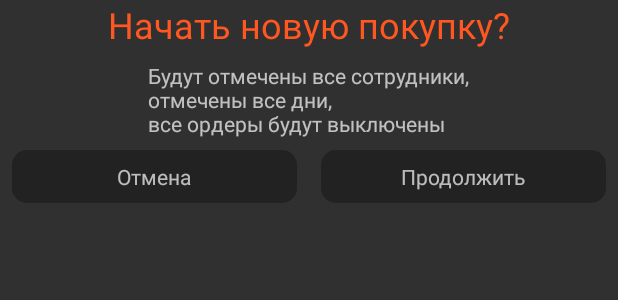
After one commit to VadimSquorpikkor/MagazAssistant5, an Android app: the layout dialog_ask_reset.xml on its own in the app's theme, with its tools: preview values and no code run, on a phone screen of 412 x 824 dp. The commit adds this screen. Shown: the top 300 px of the screen. Run offline under Robolectric (Android 15) with nearby library versions, the phone set to English and light mode, and no system bars.

Commit message:
1.32 - 21/08/21 1. Добавлен сброс покупок: все ордеры выключаются (но не удаляются), все сотрудники включаются, все дни у сотрудников включаются

```diff
--- a/app/build.gradle
+++ b/app/build.gradle
@@ -10,7 +10,7 @@ android {
         minSdk 21
         targetSdk 31
         versionCode 1
-        versionName "1.31"
+        versionName "1.32"
         setProperty("archivesBaseName", "MagazAssistant5-v" + versionName)
         testInstrumentationRunner "androidx.test.runner.AndroidJUnitRunner"
     }
--- a/app/src/main/java/com/squorpikkor/magazassistant5/ui/main/fragment/EmployeesFragment.java
+++ b/app/src/main/java/com/squorpikkor/magazassistant5/ui/main/fragment/EmployeesFragment.java
@@ -15,6 +15,7 @@ import androidx.recyclerview.widget.RecyclerView;
 import com.squorpikkor.magazassistant5.R;
 import com.squorpikkor.magazassistant5.ui.main.MainViewModel;
 import com.squorpikkor.magazassistant5.ui.main.adapter.InvoiceEmployeeAdapter;
+import com.squorpikkor.magazassistant5.ui.main.dialog.AskResetShopping;
 import com.squorpikkor.magazassistant5.ui.main.dialog.EmployeeDialog;
 import com.squorpikkor.magazassistant5.ui.main.pager.InfoActivity;
 
@@ -43,6 +44,9 @@ public class EmployeesFragment extends Fragment{
       view.findViewById(R.id.add_employee).setOnClickListener(v->
               new EmployeeDialog().show(getActivity().getSupportFragmentManager(), null));
 
+      view.findViewById(R.id.reset_shopping).setOnClickListener(v->
+              new AskResetShopping().show(getParentFragmentManager(), null));
+
       return view;
    }
 
--- /dev/null
+++ b/app/src/main/res/drawable/ic_reset_shopping.xml
@@ -0,0 +1,5 @@
+<vector android:height="24dp"
+    android:viewportHeight="24" android:viewportWidth="24"
+    android:width="24dp" xmlns:android="http://schemas.android.com/apk/res/android">
+    <path android:fillColor="@drawable/sliding_tab_color" android:pathData="M11,9h2L13,6h3L16,4h-3L13,1h-2v3L8,4v2h3v3zM7,18c-1.1,0 -1.99,0.9 -1.99,2S5.9,22 7,22s2,-0.9 2,-2 -0.9,-2 -2,-2zM17,18c-1.1,0 -1.99,0.9 -1.99,2s0.89,2 1.99,2 2,-0.9 2,-2 -0.9,-2 -2,-2zM7.17,14.75l0.03,-0.12 0.9,-1.63h7.45c0.75,0 1.41,-0.41 1.75,-1.03l3.86,-7.01L19.42,4h-0.01l-1.1,2 -2.76,5L8.53,11l-0.13,-0.27L6.16,6l-0.95,-2 -0.94,-2L1,2v2h2l3.6,7.59 -1.35,2.45c-0.16,0.28 -0.25,0.61 -0.25,0.96 0,1.1 0.9,2 2,2h12v-2L7.42,15c-0.13,0 -0.25,-0.11 -0.25,-0.25z"/>
+</vector>
--- /dev/null
+++ b/app/src/main/res/layout/dialog_ask_reset.xml
@@ -0,0 +1,30 @@
+<?xml version="1.0" encoding="utf-8"?>
+<LinearLayout xmlns:android="http://schemas.android.com/apk/res/android"
+    xmlns:tools="http://schemas.android.com/tools"
+    style="@style/vertical"
+    android:background="@color/colorMidGray">
+
+    <TextView
+        android:id="@+id/text"
+        android:text="Начать новую покупку?"
+        style="@style/text_giant_orange"
+        android:layout_gravity="center"/>
+
+    <TextView
+        android:layout_marginTop="8dp"
+        style="@style/text_medium"
+        android:layout_gravity="center"
+        android:text="Будут отмечены все сотрудники,\nотмечены все дни,\nвсе ордеры будут выключены" />
+
+    <LinearLayout style="@style/horizontalCenter">
+        <TextView android:id="@+id/cancel"
+            style="@style/DialogButton"
+            android:text="Отмена" />
+
+        <TextView android:id="@+id/ok"
+            style="@style/DialogButton"
+            android:text="Продолжить" />
+    </LinearLayout>
+
+
+</LinearLayout>
--- a/app/src/main/res/layout/fragment_employees.xml
+++ b/app/src/main/res/layout/fragment_employees.xml
@@ -5,6 +5,12 @@
     <LinearLayout style="@style/inner_block">
 
         <LinearLayout style="@style/horizontal">
+
+            <ImageView
+                android:id="@+id/reset_shopping"
+                android:layout_width="32dp"
+                android:layout_height="32dp"
+                android:src="@drawable/ic_baseline_add_shopping_cart_24"/>
 
         <TextView
             style="@style/h2"
```
Also changed, not shown: app/src/main/java/com/squorpikkor/magazassistant5/ui/main/MainViewModel.java (+16 -0 lines), app/src/main/java/com/squorpikkor/magazassistant5/ui/main/dialog/AskResetShopping.java (added, +26 -0 lines), 1 other file.
